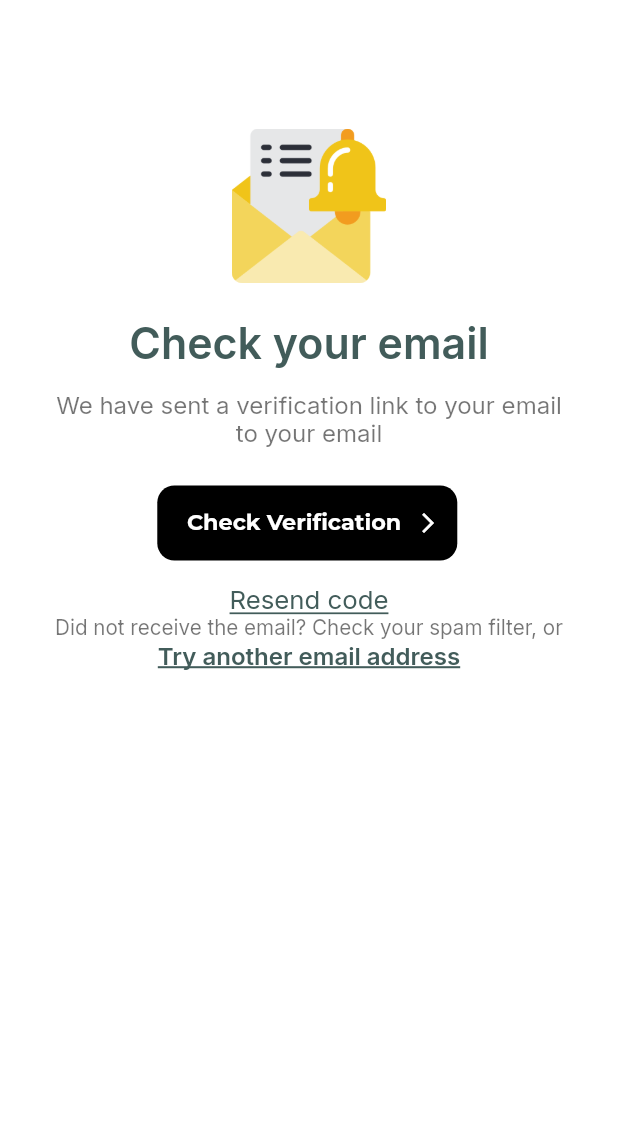
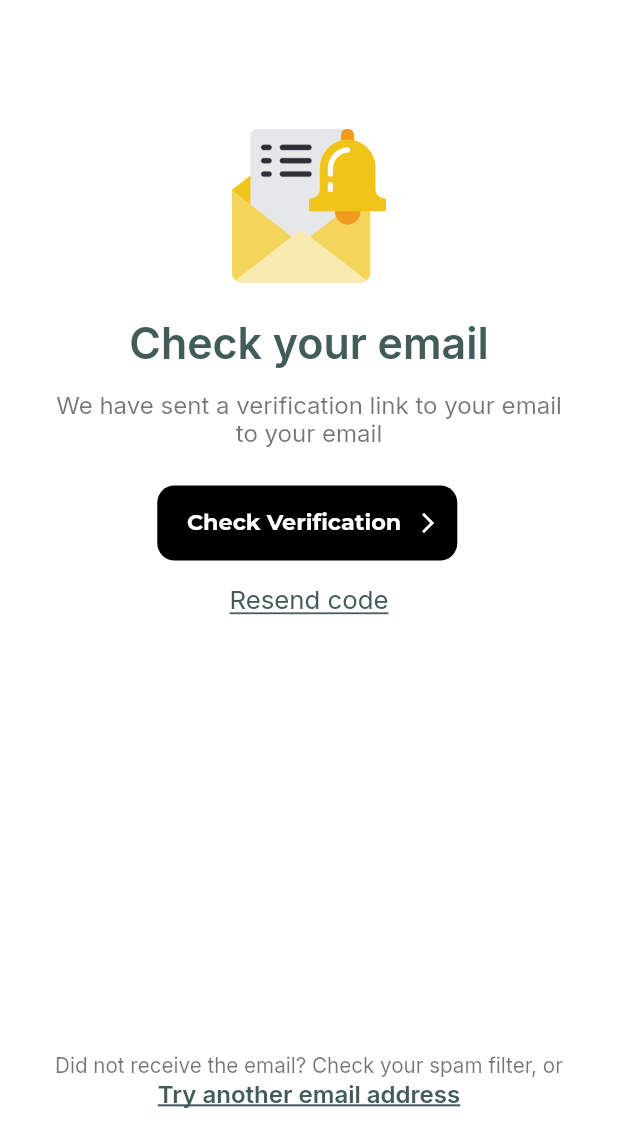
Before and after one commit to Saad-Rajpoot/Bus-Tracking-Project, a Flutter app: the Verification screen opened directly, on a phone screen of 412 x 824 dp. Shown: the top 1147 px of the screen. Run offline on Flutter 3.47's test engine with Material 2 defaults, Android fonts, the phone set to English and light mode, and no system bars; our stand-ins replace animated_bottom_navigation_bar, cloud_firestore, file_picker, firebase_auth, firebase_core, firebase_database and 13 more; missing offline and left inert: dart:ffi, flutter_cached_pdfview, simple_ripple_animation; accounts and stored records are empty; network calls fail.

Commit message:
UI Changes 5-July-2023

```diff
--- a/lib/initial.dart
+++ b/lib/initial.dart
@@ -29,6 +29,7 @@ class _InitialState extends State<Initial> {
   Future<void> _initializeFirebase() async {
     try {
       _initialization = Firebase.initializeApp(
+          name: "Bus Tracking Project",
           options: FirebaseOptions(
               apiKey: 'AIzaSyC9DgR5g4elQjgH_6jabIWmUCMK8GAsQDc',
               appId: '1:1067691145431:android:50908935e39ebdbbb8d892',
--- a/lib/view/auth/verification.dart
+++ b/lib/view/auth/verification.dart
@@ -100,13 +100,12 @@ class _VerificationState extends State<Verification> {
 
   Scaffold _buildScaffold() {
     return Scaffold(
-      body: SingleChildScrollView(
-        child: Padding(
+      body: Padding(
         padding: EdgeInsets.all(30.sp),
         child: Column(
           mainAxisAlignment: MainAxisAlignment.center,
           children: [
-              const Spacer(),
+
             SizedBox(
               height: 50.h,
             ),
@@ -162,7 +161,7 @@ class _VerificationState extends State<Verification> {
                 ),
               ),
             ),
-              const Spacer(),
+             Expanded(child: Container()),
             SizedBox(
               width: 414.w,
               child: Column(
@@ -206,7 +205,6 @@ class _VerificationState extends State<Verification> {
           ],
         ),
       ),
-      ),
     );
   }
 }
```
Also changed, not shown: lib/view/auth/widgets/text_field.dart (+5 -4 lines). Lines whose indentation alone changed are shown as unchanged.
